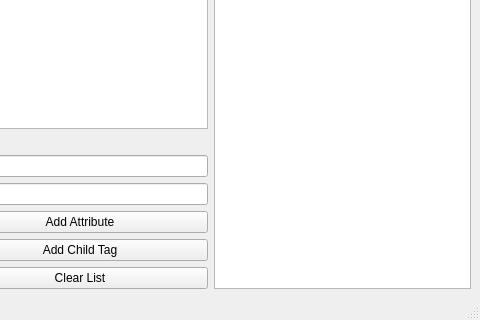
Qt form src/windowpeace.ui (fffaraz/Archipel-xmpp-Bug-Reproducer) before a commit; both pictures show x 320 to 800 and y 280 to 600 of the 800 by 600 pixel window.
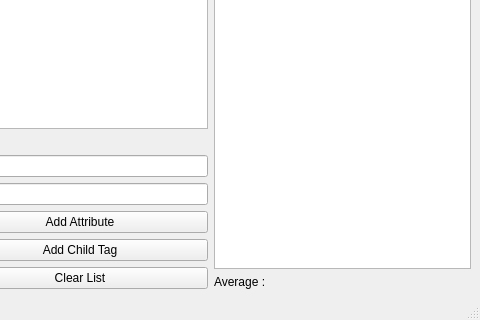
The same form after that commit.

Commit message: Peace performace benchmark

```diff
--- a/src/windowpeace.ui
+++ b/src/windowpeace.ui
@@ -202,7 +202,22 @@
      </layout>
     </item>
     <item>
-     <widget class="QListWidget" name="lstDelays"/>
+     <layout class="QVBoxLayout" name="verticalLayout_3">
+      <item>
+       <widget class="QListWidget" name="lstDelays">
+        <property name="selectionMode">
+         <enum>QAbstractItemView::ContiguousSelection</enum>
+        </property>
+       </widget>
+      </item>
+      <item>
+       <widget class="QLabel" name="lblAvg">
+        <property name="text">
+         <string>Average : </string>
+        </property>
+       </widget>
+      </item>
+     </layout>
     </item>
    </layout>
   </widget>
```
The commit also changes 2 other files.
